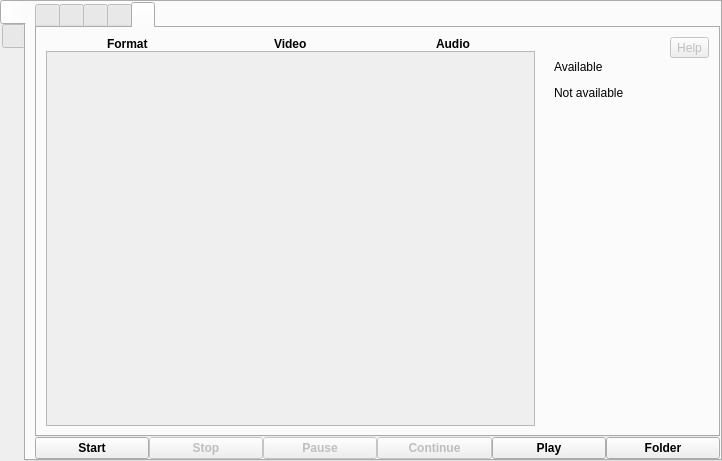
The window that src/wayland/formMainWindow_wl.ui (vkohaupt/vokoscreenNG) describes before a commit, drawn with Qt 5.
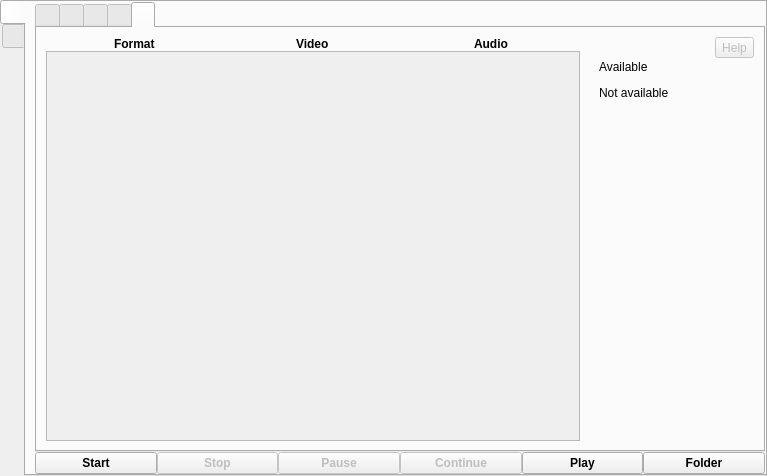
The same window after the commit. The open tabs and pages were chosen to show the change. Icons and pictures are not drawn.

Commit message: Wayland: setCornerWidget

```diff
--- a/src/wayland/formMainWindow_wl.ui
+++ b/src/wayland/formMainWindow_wl.ui
@@ -6,8 +6,8 @@
    <rect>
     <x>0</x>
     <y>0</y>
-    <width>722</width>
-    <height>461</height>
+    <width>767</width>
+    <height>476</height>
    </rect>
   </property>
   <property name="windowTitle">
@@ -732,8 +732,8 @@
                   <rect>
                    <x>0</x>
                    <y>0</y>
-                   <width>402</width>
-                   <height>325</height>
+                   <width>431</width>
+                   <height>331</height>
                   </rect>
                  </property>
                  <layout class="QGridLayout" name="gridLayoutAvailable">
```
The commit also changes 2 other files.
